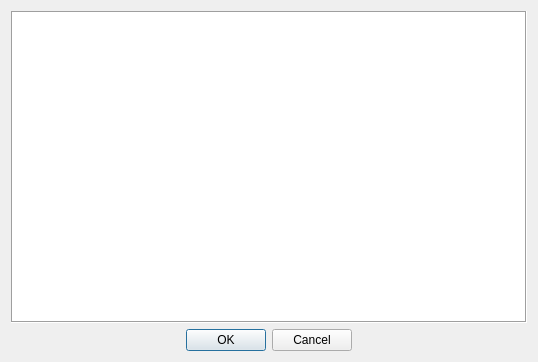
First picture: the form in Cafe5/c5message.ui, repository End1-1/Cafe5, before the edit.
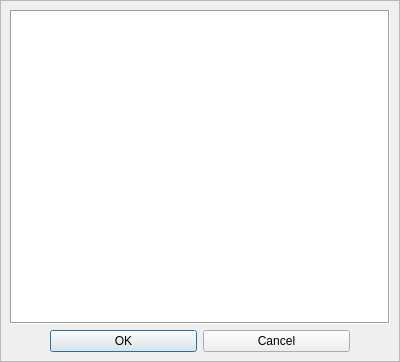
Second picture: the form after the edit.

Diff of the .ui file:
```diff
--- a/Cafe5/c5message.ui
+++ b/Cafe5/c5message.ui
@@ -6,7 +6,7 @@
    <rect>
     <x>0</x>
     <y>0</y>
-    <width>538</width>
+    <width>400</width>
     <height>362</height>
    </rect>
   </property>
@@ -16,6 +16,12 @@
     <verstretch>0</verstretch>
    </sizepolicy>
   </property>
+  <property name="minimumSize">
+   <size>
+    <width>400</width>
+    <height>0</height>
+   </size>
+  </property>
   <property name="maximumSize">
    <size>
     <width>16777215</width>
@@ -26,15 +32,6 @@
    <string/>
   </property>
   <layout class="QGridLayout" name="gridLayout">
-   <item row="1" column="0">
-    <widget class="QWidget" name="widget" native="true">
-     <property name="maximumSize">
-      <size>
-       <width>16777215</width>
-       <height>16777215</height>
-      </size>
-     </property>
-     <layout class="QHBoxLayout" name="horizontalLayout">
       <property name="leftMargin">
        <number>0</number>
       </property>
@@ -47,50 +44,16 @@
       <property name="bottomMargin">
        <number>0</number>
       </property>
-      <item>
-       <spacer name="horizontalSpacer">
-        <property name="orientation">
-         <enum>Qt::Horizontal</enum>
-        </property>
-        <property name="sizeHint" stdset="0">
-         <size>
-          <width>40</width>
-          <height>20</height>
-         </size>
-        </property>
-       </spacer>
-      </item>
-      <item>
-       <widget class="QPushButton" name="btnYes">
-        <property name="text">
-         <string>OK</string>
-        </property>
-       </widget>
-      </item>
-      <item>
-       <widget class="QPushButton" name="btnCancel">
-        <property name="text">
-         <string>Cancel</string>
-        </property>
-       </widget>
-      </item>
-      <item>
-       <spacer name="horizontalSpacer_2">
-        <property name="orientation">
-         <enum>Qt::Horizontal</enum>
-        </property>
-        <property name="sizeHint" stdset="0">
-         <size>
-          <width>40</width>
-          <height>20</height>
-         </size>
-        </property>
-       </spacer>
-      </item>
-     </layout>
-    </widget>
-   </item>
    <item row="0" column="0">
+    <widget class="QFrame" name="frame">
+     <property name="frameShape">
+      <enum>QFrame::StyledPanel</enum>
+     </property>
+     <property name="frameShadow">
+      <enum>QFrame::Raised</enum>
+     </property>
+     <layout class="QVBoxLayout" name="verticalLayout">
+      <item>
     <widget class="QTextEdit" name="te">
      <property name="maximumSize">
       <size>
@@ -110,6 +73,91 @@
      <property name="readOnly">
       <bool>true</bool>
      </property>
+       </widget>
+      </item>
+      <item>
+       <widget class="QWidget" name="widget_2" native="true">
+        <property name="maximumSize">
+         <size>
+          <width>16777215</width>
+          <height>16777215</height>
+         </size>
+        </property>
+        <layout class="QHBoxLayout" name="horizontalLayout">
+         <property name="leftMargin">
+          <number>0</number>
+         </property>
+         <property name="topMargin">
+          <number>0</number>
+         </property>
+         <property name="rightMargin">
+          <number>0</number>
+         </property>
+         <property name="bottomMargin">
+          <number>0</number>
+         </property>
+         <item>
+          <spacer name="horizontalSpacer">
+           <property name="orientation">
+            <enum>Qt::Horizontal</enum>
+           </property>
+           <property name="sizeType">
+            <enum>QSizePolicy::Fixed</enum>
+           </property>
+           <property name="sizeHint" stdset="0">
+            <size>
+             <width>40</width>
+             <height>20</height>
+            </size>
+           </property>
+          </spacer>
+         </item>
+         <item>
+          <widget class="QPushButton" name="btnYes">
+           <property name="sizePolicy">
+            <sizepolicy hsizetype="Preferred" vsizetype="Preferred">
+             <horstretch>0</horstretch>
+             <verstretch>0</verstretch>
+            </sizepolicy>
+           </property>
+           <property name="text">
+            <string>OK</string>
+           </property>
+          </widget>
+         </item>
+         <item>
+          <widget class="QPushButton" name="btnCancel">
+           <property name="sizePolicy">
+            <sizepolicy hsizetype="Preferred" vsizetype="Preferred">
+             <horstretch>0</horstretch>
+             <verstretch>0</verstretch>
+            </sizepolicy>
+           </property>
+           <property name="text">
+            <string>Cancel</string>
+           </property>
+          </widget>
+         </item>
+         <item>
+          <spacer name="horizontalSpacer_2">
+           <property name="orientation">
+            <enum>Qt::Horizontal</enum>
+           </property>
+           <property name="sizeType">
+            <enum>QSizePolicy::Fixed</enum>
+           </property>
+           <property name="sizeHint" stdset="0">
+            <size>
+             <width>40</width>
+             <height>20</height>
+            </size>
+           </property>
+          </spacer>
+         </item>
+        </layout>
+       </widget>
+      </item>
+     </layout>
     </widget>
    </item>
   </layout>
```
Lines whose indentation alone changed are shown as unchanged.
